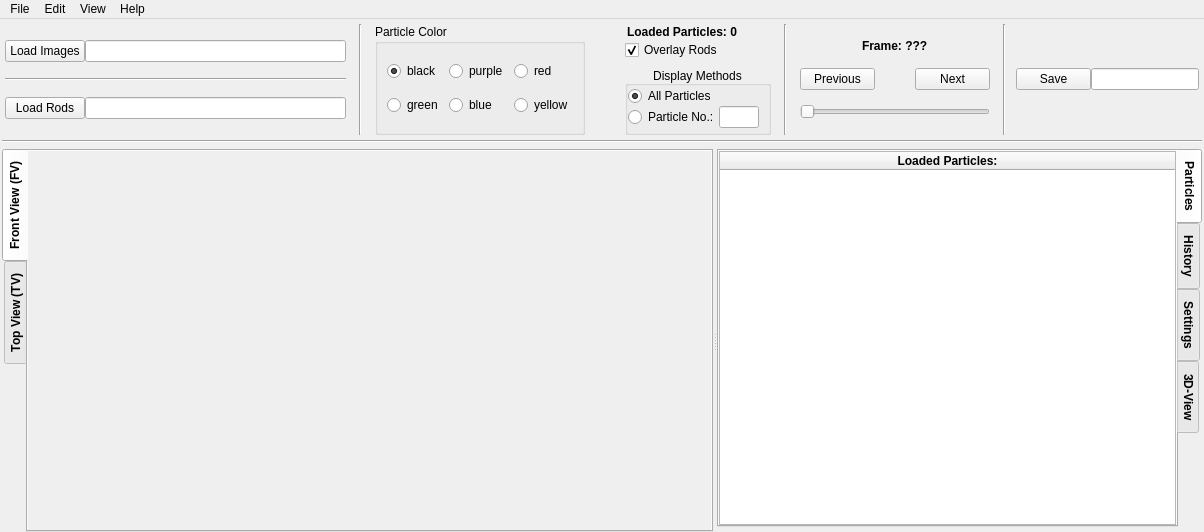
Before: the Qt Designer form RodTracker/src/RodTracker/ui/mainwindow_layout.ui in ANP-Granular/ParticleTracking, drawn with Qt 5.
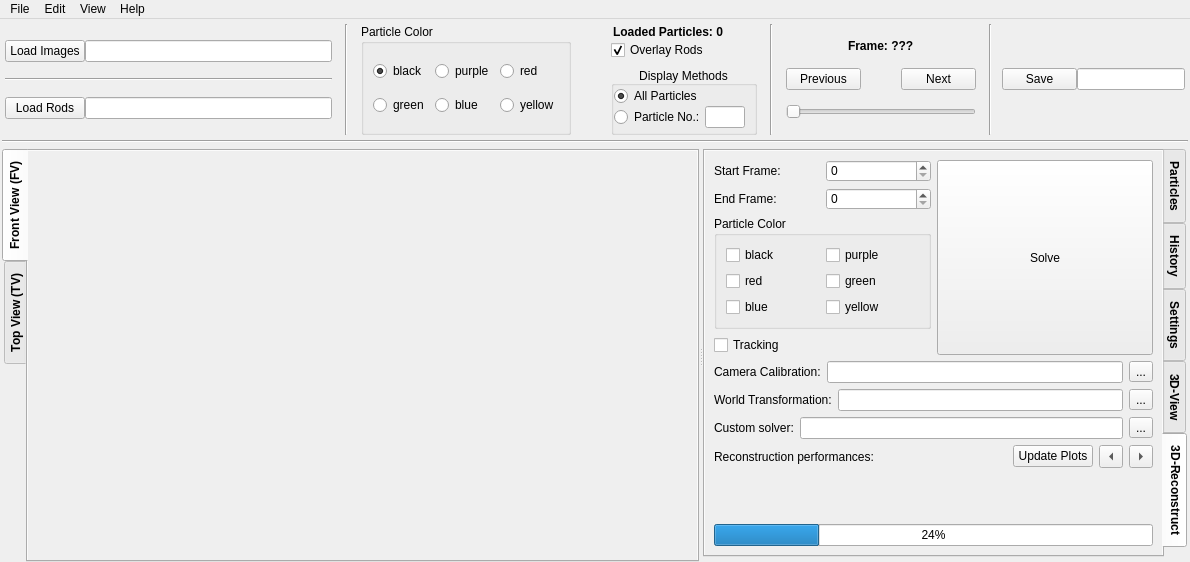
After: the same form once the commit is applied. The open tabs and pages were chosen to show the change. Icons and pictures are not drawn. Custom widgets are drawn as their Qt base class.

Commit message:
Add 3D reconstruction tab
Adds a tab for 3D reconstruction control to the GUI.

```diff
--- a/RodTracker/src/RodTracker/ui/mainwindow_layout.ui
+++ b/RodTracker/src/RodTracker/ui/mainwindow_layout.ui
@@ -6,8 +6,8 @@
    <rect>
     <x>0</x>
     <y>0</y>
-    <width>1204</width>
-    <height>532</height>
+    <width>1190</width>
+    <height>562</height>
    </rect>
   </property>
   <property name="windowTitle">
@@ -760,8 +760,8 @@
                     <rect>
                      <x>0</x>
                      <y>0</y>
-                     <width>644</width>
-                     <height>349</height>
+                     <width>630</width>
+                     <height>399</height>
                     </rect>
                    </property>
                    <layout class="QVBoxLayout" name="verticalLayout_16">
@@ -921,6 +921,9 @@
                </property>
                <item>
                 <widget class="QTabWidget" name="right_tabs">
+                 <property name="autoFillBackground">
+                  <bool>true</bool>
+                 </property>
                  <property name="styleSheet">
                   <string notr="true"> QTabWidget#right_tabs{font-weight: bold;}</string>
                  </property>
@@ -1505,6 +1508,263 @@
                    </item>
                   </layout>
                  </widget>
+                 <widget class="QWidget" name="tab_reconstruct">
+                  <property name="autoFillBackground">
+                   <bool>true</bool>
+                  </property>
+                  <attribute name="title">
+                   <string>3D-Reconstruct</string>
+                  </attribute>
+                  <layout class="QVBoxLayout" name="verticalLayout_12">
+                   <item>
+                    <layout class="QHBoxLayout" name="horizontalLayout_5">
+                     <item>
+                      <layout class="QVBoxLayout" name="verticalLayout_11">
+                       <item>
+                        <layout class="QHBoxLayout" name="horizontalLayout_6">
+                         <item>
+                          <widget class="QLabel" name="lbl_start">
+                           <property name="text">
+                            <string>Start Frame:</string>
+                           </property>
+                          </widget>
+                         </item>
+                         <item>
+                          <widget class="QSpinBox" name="start_frame"/>
+                         </item>
+                        </layout>
+                       </item>
+                       <item>
+                        <layout class="QHBoxLayout" name="horizontalLayout_7">
+                         <item>
+                          <widget class="QLabel" name="lbl_end">
+                           <property name="text">
+                            <string>End Frame:</string>
+                           </property>
+                          </widget>
+                         </item>
+                         <item>
+                          <widget class="QSpinBox" name="end_frame"/>
+                         </item>
+                        </layout>
+                       </item>
+                       <item>
+                        <widget class="QGroupBox" name="group_colors_reconstruction">
+                         <property name="title">
+                          <string>Particle Color</string>
+                         </property>
+                         <layout class="QGridLayout" name="gridLayout_2">
+                          <item row="0" column="1">
+                           <widget class="QCheckBox" name="cb_purple">
+                            <property name="text">
+                             <string>purple</string>
+                            </property>
+                           </widget>
+                          </item>
+                          <item row="1" column="1">
+                           <widget class="QCheckBox" name="cb_green">
+                            <property name="text">
+                             <string>green</string>
+                            </property>
+                           </widget>
+                          </item>
+                          <item row="1" column="0">
+                           <widget class="QCheckBox" name="cb_red">
+                            <property name="text">
+                             <string>red</string>
+                            </property>
+                           </widget>
+                          </item>
+                          <item row="0" column="0">
+                           <widget class="QCheckBox" name="cb_black">
+                            <property name="text">
+                             <string>black</string>
+                            </property>
+                           </widget>
+                          </item>
+                          <item row="2" column="1">
+                           <widget class="QCheckBox" name="cb_yellow">
+                            <property name="text">
+                             <string>yellow</string>
+                            </property>
+                           </widget>
+                          </item>
+                          <item row="2" column="0">
+                           <widget class="QCheckBox" name="cb_blue">
+                            <property name="text">
+                             <string>blue</string>
+                            </property>
+                           </widget>
+                          </item>
+                         </layout>
+                        </widget>
+                       </item>
+                       <item>
+                        <widget class="QCheckBox" name="cb_tracking">
+                         <property name="text">
+                          <string>Tracking</string>
+                         </property>
+                        </widget>
+                       </item>
+                      </layout>
+                     </item>
+                     <item>
+                      <widget class="QPushButton" name="pb_solve">
+                       <property name="sizePolicy">
+                        <sizepolicy hsizetype="Minimum" vsizetype="Minimum">
+                         <horstretch>0</horstretch>
+                         <verstretch>0</verstretch>
+                        </sizepolicy>
+                       </property>
+                       <property name="text">
+                        <string>Solve</string>
+                       </property>
+                      </widget>
+                     </item>
+                    </layout>
+                   </item>
+                   <item>
+                    <layout class="QHBoxLayout" name="horizontalLayout_8">
+                     <item>
+                      <widget class="QLabel" name="lbl_calibration">
+                       <property name="text">
+                        <string>Camera Calibration:</string>
+                       </property>
+                      </widget>
+                     </item>
+                     <item>
+                      <widget class="QLineEdit" name="le_calibration"/>
+                     </item>
+                     <item>
+                      <widget class="QToolButton" name="tb_calibration">
+                       <property name="text">
+                        <string>...</string>
+                       </property>
+                      </widget>
+                     </item>
+                    </layout>
+                   </item>
+                   <item>
+                    <layout class="QHBoxLayout" name="horizontalLayout_10" stretch="0,0,0">
+                     <item>
+                      <widget class="QLabel" name="lbl_transformation">
+                       <property name="text">
+                        <string>World Transformation:</string>
+                       </property>
+                      </widget>
+                     </item>
+                     <item>
+                      <widget class="QLineEdit" name="le_transformation"/>
+                     </item>
+                     <item>
+                      <widget class="QToolButton" name="tb_transformation">
+                       <property name="text">
+                        <string>...</string>
+                       </property>
+                      </widget>
+                     </item>
+                    </layout>
+                   </item>
+                   <item>
+                    <layout class="QHBoxLayout" name="horizontalLayout_9" stretch="0,0,0">
+                     <item>
+                      <widget class="QLabel" name="lbl_solver">
+                       <property name="text">
+                        <string>Custom solver:</string>
+                       </property>
+                      </widget>
+                     </item>
+                     <item>
+                      <widget class="QLineEdit" name="le_solver"/>
+                     </item>
+                     <item>
+                      <widget class="QToolButton" name="tb_solver">
+                       <property name="text">
+                        <string>...</string>
+                       </property>
+                      </widget>
+                     </item>
+                    </layout>
+                   </item>
+                   <item>
+                    <layout class="QHBoxLayout" name="horizontalLayout_11">
+                     <item>
+                      <widget class="QLabel" name="lbl_plots">
+                       <property name="text">
+                        <string>Reconstruction performances:</string>
+                       </property>
+                      </widget>
+                     </item>
+                     <item>
+                      <widget class="QPushButton" name="pb_update_plots">
+                       <property name="sizePolicy">
+                        <sizepolicy hsizetype="Maximum" vsizetype="Fixed">
+                         <horstretch>0</horstretch>
+                         <verstretch>0</verstretch>
+                        </sizepolicy>
+                       </property>
+                       <property name="text">
+                        <string>Update Plots</string>
+                       </property>
+                      </widget>
+                     </item>
+                     <item>
+                      <widget class="QToolButton" name="tb_plots_left">
+                       <property name="text">
+                        <string>...</string>
+                       </property>
+                       <property name="toolButtonStyle">
+                        <enum>Qt::ToolButtonIconOnly</enum>
+                       </property>
+                       <property name="arrowType">
+                        <enum>Qt::LeftArrow</enum>
+                       </property>
+                      </widget>
+                     </item>
+                     <item>
+                      <widget class="QToolButton" name="tb_plots_right">
+                       <property name="text">
+                        <string>...</string>
+                       </property>
+                       <property name="arrowType">
+                        <enum>Qt::RightArrow</enum>
+                       </property>
+                      </widget>
+                     </item>
+                    </layout>
+                   </item>
+                   <item>
+                    <widget class="QStackedWidget" name="stacked_plots">
+                     <property name="frameShape">
+                      <enum>QFrame::NoFrame</enum>
+                     </property>
+                    </widget>
+                   </item>
+                   <item>
+                    <spacer name="verticalSpacer_2">
+                     <property name="orientation">
+                      <enum>Qt::Vertical</enum>
+                     </property>
+                     <property name="sizeHint" stdset="0">
+                      <size>
+                       <width>20</width>
+                       <height>40</height>
+                      </size>
+                     </property>
+                    </spacer>
+                   </item>
+                   <item>
+                    <widget class="QProgressBar" name="progress_reconstruction">
+                     <property name="value">
+                      <number>24</number>
+                     </property>
+                     <property name="invertedAppearance">
+                      <bool>false</bool>
+                     </property>
+                    </widget>
+                   </item>
+                  </layout>
+                 </widget>
                 </widget>
                </item>
               </layout>
```
Left out of the diff: 27 changed lines with no effect on the pictures. The commit also changes 2 other files.
